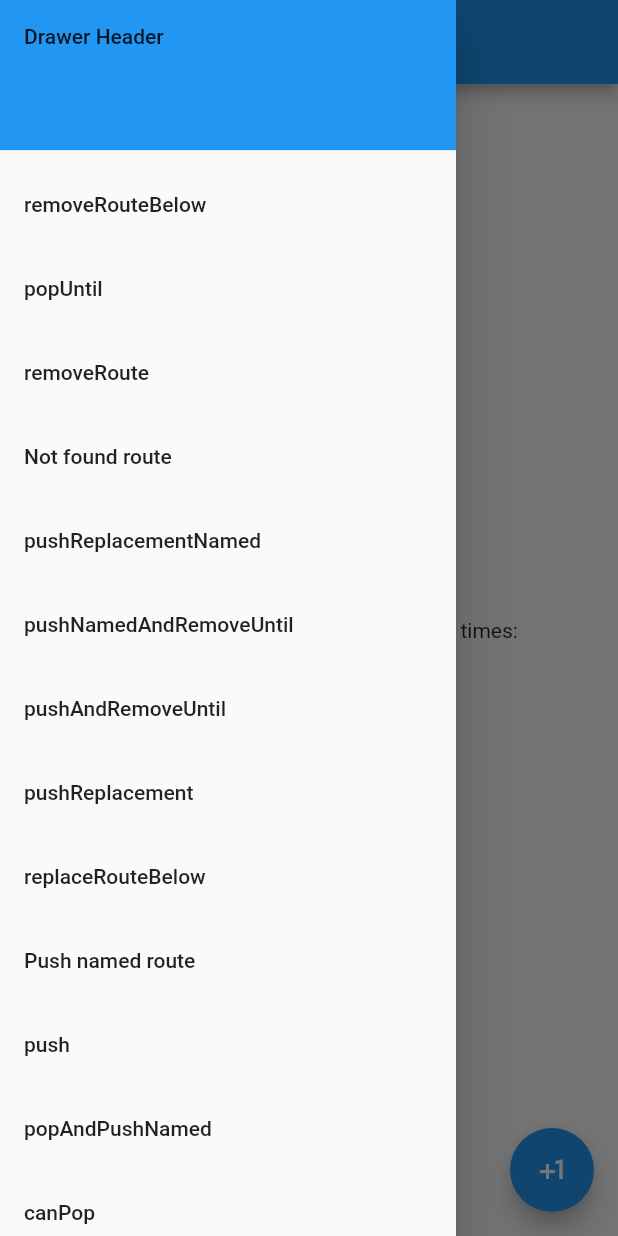
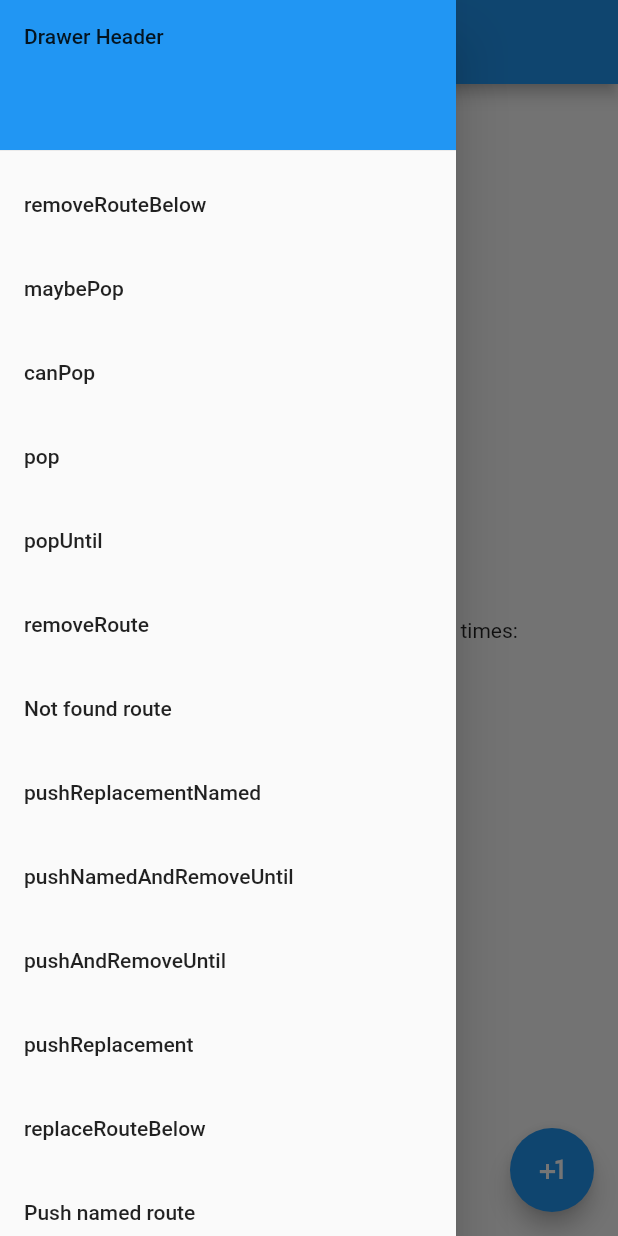
Before and after one commit to artflutter/flutter_navigator, a Flutter app: the screen it shows after launch, with the side drawer open, on a phone screen of 412 x 824 dp. Run offline on Flutter 3.47's test engine with Material 2 defaults, Android fonts, the phone set to English and light mode, and no system bars.

Commit message:
feat: refactoring

```diff
--- /dev/null
+++ b/lib/drawer/CanPopTile.dart
@@ -0,0 +1,37 @@
+import 'package:flutter/material.dart';
+
+class CanPopTile extends StatelessWidget {
+  @override
+  Widget build(BuildContext context) {
+    return ListTile(
+      title: Text('canPop'),
+      onTap: () {
+        final navigator = Navigator.of(context);
+
+        if (navigator.canPop()) {
+          navigator.pop();
+
+          Scaffold.of(context)
+            ..showSnackBar(
+              SnackBar(
+                content: Text("Just poped the drawer"),
+                action: SnackBarAction(
+                  label: 'Pop more',
+                  onPressed: () {
+                    if (!navigator.canPop()) {
+                      Scaffold.of(context)
+                        ..showSnackBar(
+                          SnackBar(
+                            content: Text("There is nothing to pop"),
+                          ),
+                        );
+                    }
+                  },
+                ),
+              ),
+            );
+        }
+      },
+    );
+  }
+}
--- a/lib/drawer/MayBePop.dart
+++ /dev/null
@@ -1,13 +0,0 @@
-import 'package:flutter/material.dart';
-
-class PopUntilTile extends StatelessWidget {
-  @override
-  Widget build(BuildContext context) {
-    return ListTile(
-      title: Text('popUntil'),
-      onTap: () {
-        Navigator.pushNamed(context, '/popUntil');
-      },
-    );
-  }
-}
--- /dev/null
+++ b/lib/drawer/MayBePopTile.dart
@@ -0,0 +1,25 @@
+import 'package:flutter/material.dart';
+
+class MayBePopTile extends StatelessWidget {
+  @override
+  Widget build(BuildContext context) {
+    return ListTile(
+      title: Text('maybePop'),
+      onTap: () {
+        Navigator.pushNamed(context, '/maybePop');
+      },
+      onLongPress: () async {
+        Scaffold.of(context)
+          ..removeCurrentSnackBar()
+          ..showSnackBar(
+            SnackBar(
+              content: Text(
+                  "MaybePop triggered 2 times but only one pop of Dreawer occured"),
+            ),
+          );
+        await Navigator.maybePop(context);
+        await Navigator.maybePop(context);
+      },
+    );
+  }
+}
--- /dev/null
+++ b/lib/drawer/PopTile.dart
@@ -0,0 +1,20 @@
+import 'package:flutter/material.dart';
+
+class PopTile extends StatelessWidget {
+  @override
+  Widget build(BuildContext context) {
+    return ListTile(
+      title: Text('pop'),
+      onTap: () {
+        Navigator.pop(context);
+        Scaffold.of(context)
+          ..removeCurrentSnackBar()
+          ..showSnackBar(
+            SnackBar(
+              content: Text("Just poped the drawer"),
+            ),
+          );
+      },
+    );
+  }
+}
--- a/lib/drawer/PushTile.dart
+++ b/lib/drawer/PushTile.dart
@@ -12,8 +12,10 @@ class PushTile extends StatelessWidget {
           MaterialPageRoute(
             builder: (context) => SampleRouteItem(
               title: 'Push',
-              buttonTitle: 'Press to go back',
-              onPressed: () => Navigator.pop(context),
+              button: RaisedButton(
+                child: Text('Press to go back'),
+                onPressed: () => Navigator.pop(context),
+              ),
             ),
           ),
         );
--- a/lib/drawer/main.dart
+++ b/lib/drawer/main.dart
@@ -1,7 +1,10 @@
 import 'package:flutter/material.dart';
 
+import 'CanPopTile.dart';
 import 'Header.dart';
+import 'MayBePopTile.dart';
 import 'PopAndPushNamedTile.dart';
+import 'PopTile.dart';
 import 'PushNamed.dart';
 import 'PushTile.dart';
 import 'RemoveRouteBelowTile.dart';
@@ -18,6 +21,9 @@ List<Widget> drawerContent() {
   return <Widget>[
     Header(),
     RemoveRouteBelowTile(),
+    MayBePopTile(),
+    CanPopTile(),
+    PopTile(),
     PopUntilTile(),
     RemoveRouteTile(),
     NotFoundRouteTile(),
--- a/lib/main.dart
+++ b/lib/main.dart
@@ -36,15 +36,18 @@ class MyApp extends StatelessWidget {
         '/removeRoute': (context) => RemoveRoute(),
         '/replace': (context) => SampleRouteItem(
               title: 'Replace route',
-              buttonTitle: 'Replcae current route',
+              button: RaisedButton(
+                child: Text('Replcae current route'),
                 onPressed: () {
                   replaceRoute = ModalRoute.of(context);
                   Navigator.pushNamed(context, '/replaceAction');
                 },
               ),
+            ),
         '/replaceAction': (context) => SampleRouteItem(
               title: 'Replace route',
-              buttonTitle: 'Replcae current route',
+              button: RaisedButton(
+                child: Text('Replcae current route'),
                 onPressed: () {
                   Navigator.replace(
                     context,
@@ -52,25 +55,32 @@ class MyApp extends StatelessWidget {
                     newRoute: MaterialPageRoute(
                       builder: (context) => SampleRouteItem(
                         title: 'This route is a replacment',
-                      buttonTitle: 'Press to go back',
+                        button: RaisedButton(
+                          child: Text('Press to go back'),
                           onPressed: () => Navigator.pop(context),
+                        ),
                       ),
                     ),
                   );
                 },
               ),
+            ),
         '/replaceRouteBelow': (context) => ReplaceRouteBelow(),
         '/removeRouteBelow': (context) => ReplaceRouteBelow(),
         '/pushReplacementNamed': (context) => SampleRouteItem(
               title: 'Push replacement named',
-              buttonTitle: 'Replace current route',
-              onPressed: () =>
-                  Navigator.pushReplacementNamed(context, '/namedReplacement'),
+              button: RaisedButton(
+                child: Text('Replace current route'),
+                onPressed: () => Navigator.pushReplacementNamed(
+                    context, '/namedReplacement'),
+              ),
             ),
         '/namedReplacement': (context) => SampleRouteItem(
               title: 'Named replacement',
-              buttonTitle: 'Press to go back',
+              button: RaisedButton(
+                child: Text('Press to go back'),
                 onPressed: () => Navigator.pop(context),
+              ),
             ),
         '/popAndPushNamed': (context) => PopAndPushNamed(),
         '/popUntil': (context) => PopUntilRoute(),
@@ -220,57 +230,6 @@ class _MyHomePageState extends State<MyHomePage> {
               ...drawerContent(),
 
 //              ListTile(
-//                title: Text('popAndPushNamed'),
-//                onTap: () {
-//                  Navigator.pushNamed(context, '/popAndPushNamed');
-//                },
-//              ),
-
-              ListTile(
-                title: Text('canPop'),
-                onTap: () {
-                  final navigator = Navigator.of(context);
-
-                  if (navigator.canPop()) {
-                    navigator.pop();
-
-                    scaffoldKey.currentState
-                      ..showSnackBar(
-                        SnackBar(
-                          content: Text("Just poped the drawer"),
-                          action: SnackBarAction(
-                            label: 'Pop more',
-                            onPressed: () {
-                              if (!navigator.canPop()) {
-                                scaffoldKey.currentState
-                                  ..showSnackBar(
-                                    SnackBar(
-                                      content: Text("There is nothing to pop"),
-                                    ),
-                                  );
-                              }
-                            },
-                          ),
-                        ),
-                      );
-                  }
-                },
-              ),
-              ListTile(
-                title: Text('pop'),
-                onTap: () {
-                  Navigator.pop(context);
-                  scaffoldKey.currentState
-                    ..removeCurrentSnackBar()
-                    ..showSnackBar(
-                      SnackBar(
-                        content: Text("Just poped the drawer"),
-                      ),
-                    );
-                },
-              ),
-
-//              ListTile(
 //                title: Text('Todo list'),
 //                onTap: () {
 //                  if (Navigator.canPop(context)) {
--- a/lib/routes/MayBePopRoute.dart
+++ b/lib/routes/MayBePopRoute.dart
@@ -7,8 +7,10 @@ class MayBePopRoute extends StatelessWidget {
   Widget build(BuildContext context) {
     return SampleRouteItem(
       title: 'Maybe pop',
-      buttonTitle: 'Press to go back',
-      onPressed: () => Navigator.maybePop(context),
+      button: RaisedButton(
+        child: Text('Press to go back'),
+        onPressed: () => Navigator.maybePop(context),
+      ),
     );
   }
 }
--- a/lib/routes/PopAndPushNamed.dart
+++ b/lib/routes/PopAndPushNamed.dart
@@ -7,8 +7,10 @@ class PopAndPushNamed extends StatelessWidget {
   Widget build(BuildContext context) {
     return SampleRouteItem(
       title: 'Pop and push named',
-      buttonTitle: 'Press to go back',
-      onPressed: () => Navigator.pop(context),
+      button: RaisedButton(
+        child: Text('Press to go back'),
+        onPressed: () => Navigator.pop(context),
+      ),
     );
   }
 }
--- a/lib/routes/PushNamedAndRemoveUntilRoute.dart
+++ b/lib/routes/PushNamedAndRemoveUntilRoute.dart
@@ -7,7 +7,8 @@ class PushNamedAndRemoveUntil extends StatelessWidget {
   Widget build(BuildContext context) {
     return SampleRouteItem(
       title: 'Push named and remove until',
-      buttonTitle: 'Press to go back--',
+      button: RaisedButton(
+        child: Text('Press to go back'),
         onPressed: () => Navigator.pushNamedAndRemoveUntil(
           context,
           '/todo',
@@ -15,6 +16,7 @@ class PushNamedAndRemoveUntil extends StatelessWidget {
             return route is ModalRoute && route.settings.name == '/';
           },
         ),
+      ),
     );
   }
 }
--- a/lib/routes/PushNamedRoute.dart
+++ b/lib/routes/PushNamedRoute.dart
@@ -7,8 +7,10 @@ class PushNamedRoute extends StatelessWidget {
   Widget build(BuildContext context) {
     return SampleRouteItem(
       title: 'Push named',
-      buttonTitle: 'Press to go back',
-      onPressed: () => Navigator.pop(context),
+      button: RaisedButton(
+        child: Text('Press to go back'),
+        onPressed: () => Navigator.pop(context),
+      ),
     );
   }
 }
--- a/lib/routes/UnknownRoute.dart
+++ b/lib/routes/UnknownRoute.dart
@@ -7,8 +7,10 @@ class UnknownRoute extends StatelessWidget {
   Widget build(BuildContext context) {
     return SampleRouteItem(
       title: 'Not found route',
-      buttonTitle: 'Press to go back',
-      onPressed: () => Navigator.pop(context),
+      button: RaisedButton(
+        child: Text('Press to go back'),
+        onPressed: () => Navigator.pop(context),
+      ),
     );
   }
 }
```
Also changed, not shown: lib/routes/PopUntilRoute.dart (+6 -4 lines), lib/routes/PushAndRemoveUntilRoute.dart (+6 -2 lines), lib/routes/PushReplacementRoute.dart (+6 -2 lines), lib/routes/RemoveRoute.dart (+4 -4 lines), lib/routes/ReplaceRouteBelow.dart (+9 -3 lines), lib/routes/SampleRouteItem.dart (+6 -16 lines). Lines whose indentation alone changed are shown as unchanged.
